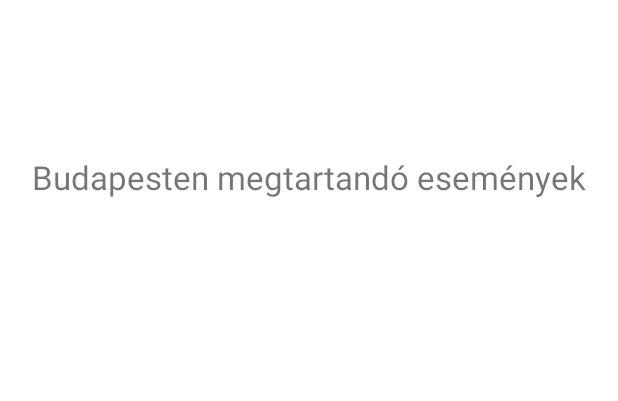
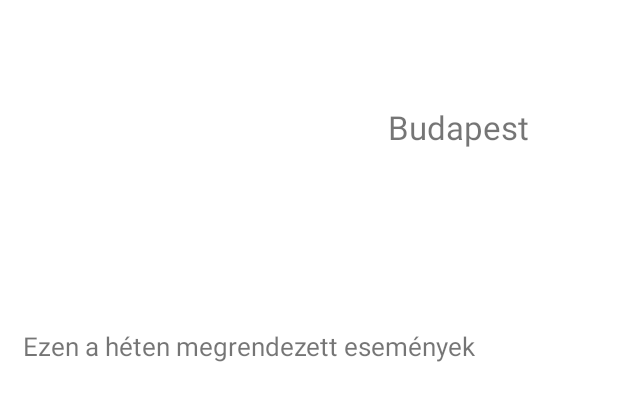
Before and after one commit to racz-nikoletta/rendezvenykereso, an Android app: the layout activity_budapest_events.xml on its own in the app's theme, with its tools: preview values and no code run, on a phone screen of 412 x 824 dp. Shown: the top 401 px of the screen. Run offline under Robolectric (Android 15) with nearby library versions, the phone set to English and light mode, and no system bars.

Commit message:
Xml file-ok átírása

```diff
--- a/app/src/main/res/layout/activity_budapest_events.xml
+++ b/app/src/main/res/layout/activity_budapest_events.xml
@@ -9,12 +9,25 @@
         android:id="@+id/budapestTextView"
         android:layout_width="wrap_content"
         android:layout_height="wrap_content"
-        android:text="Budapesten megtartandó események"
+        android:text="Budapest"
         android:textSize="22sp"
         app:layout_constraintBottom_toBottomOf="parent"
         app:layout_constraintEnd_toEndOf="parent"
-        app:layout_constraintHorizontal_bias="0.493"
+        app:layout_constraintHorizontal_bias="0.813"
         app:layout_constraintStart_toStartOf="parent"
         app:layout_constraintTop_toTopOf="parent"
-        app:layout_constraintVertical_bias="0.13" />
+        app:layout_constraintVertical_bias="0.088" />
+
+    <TextView
+        android:id="@+id/textView2"
+        android:layout_width="wrap_content"
+        android:layout_height="wrap_content"
+        android:text="Ezen a héten megrendezett események"
+        android:textSize="17sp"
+        app:layout_constraintBottom_toBottomOf="parent"
+        app:layout_constraintEnd_toEndOf="parent"
+        app:layout_constraintHorizontal_bias="0.138"
+        app:layout_constraintStart_toStartOf="parent"
+        app:layout_constraintTop_toTopOf="parent"
+        app:layout_constraintVertical_bias="0.273" />
 </androidx.constraintlayout.widget.ConstraintLayout>
```
Also changed, not shown: app/src/main/res/layout/activity_debrecen_events.xml (+16 -3 lines), app/src/main/res/layout/activity_miskolc_events.xml (+16 -3 lines), app/src/main/res/layout/activity_pecs_events.xml (+16 -2 lines), app/src/main/res/layout/activity_szeged_events.xml (+16 -2 lines).
